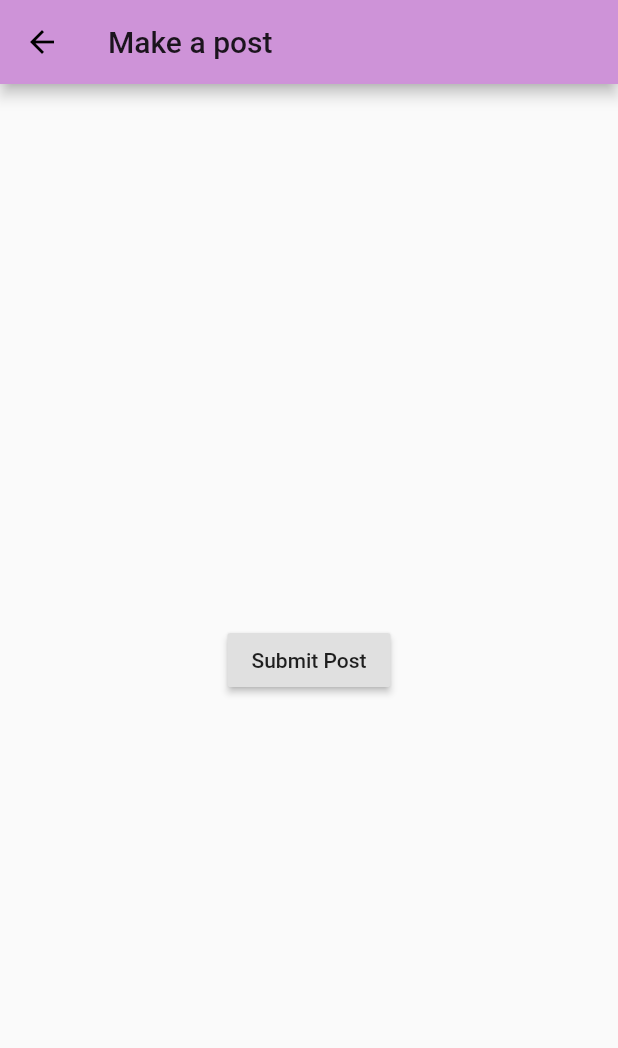
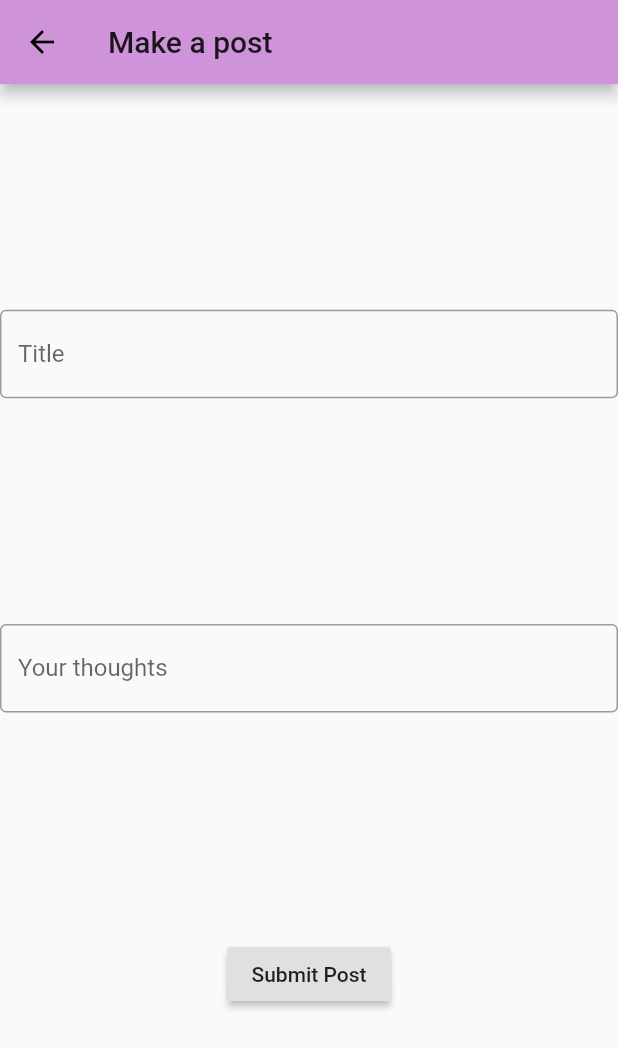
Before and after one commit to nguyenvvv/ventapp, a Flutter app: the screen it shows after launch, after a tap on the "add" icon, on a phone screen of 412 x 824 dp. Shown: the top 1048 px of the screen. Run offline on Flutter 3.47's test engine with Material 2 defaults, Android fonts, the phone set to English and light mode, and no system bars; missing offline and left inert: flutter_socket_io.

Commit message:
list view and text fields

```diff
--- a/lib/main.dart
+++ b/lib/main.dart
@@ -105,8 +105,11 @@ class _MyHomePageState extends State<MyHomePage> {
             Expanded(
                 child: Container(
               decoration: BoxDecoration(color: Colors.grey),
-              //child: ListView(
-              //children: ,
+              child: ListView.builder(
+                  itemCount: posts.length,
+                  itemBuilder: (context, index) {
+                    return Text(posts[index].text);
+                  }),
             )),
           ],
         ),
--- a/lib/make_post.dart
+++ b/lib/make_post.dart
@@ -1,6 +1,9 @@
 import 'package:flutter/material.dart';
 
+// ignore: must_be_immutable
 class MakePost extends StatelessWidget {
+  TextEditingController textFieldController = TextEditingController();
+
   @override
   Widget build(BuildContext context) {
     return Scaffold(
@@ -8,13 +11,24 @@ class MakePost extends StatelessWidget {
           title: Text("Make a post"),
         ),
         body: Center(
-        child: RaisedButton(
+          child: Column(
+              mainAxisAlignment: MainAxisAlignment.spaceEvenly,
+              children: [
+                TextField(
+                  decoration: InputDecoration(
+                      border: OutlineInputBorder(), labelText: "Title"),
+                ),
+                TextField(
+                  decoration: InputDecoration(
+                      border: OutlineInputBorder(), labelText: "Your thoughts"),
+                ),
+                RaisedButton(
                   onPressed: () {
                     Navigator.pop(context);
                   },
                   child: Text('Submit Post'),
-        ),
-      ),
-    );
+                )
+              ]),
+        ));
   }
 }
--- a/lib/models/post_model.dart
+++ b/lib/models/post_model.dart
@@ -8,6 +8,10 @@ class Post {
   });
 }
 
+void add_post(String text, String title) {
+  var update_post = new Post(text: text, title: title);
+  posts.add(update_post);
+}
 // Example posts
 
 List<Post> posts = [
```
Lines whose indentation alone changed are shown as unchanged.
